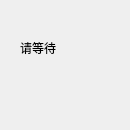
Above: ControlPanel/mainwindow.ui from sTeeLM/MagaUDisk before the change. Below: the same form after it.
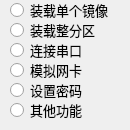
That is the form after the change. Custom widgets are drawn as their Qt base class.

```diff
--- a/ControlPanel/mainwindow.ui
+++ b/ControlPanel/mainwindow.ui
@@ -25,14 +25,14 @@
   <widget class="QWidget" name="centalwidget">
    <widget class="QWidget" name="widgetMain" native="true">
     <property name="enabled">
-     <bool>false</bool>
+     <bool>true</bool>
     </property>
     <property name="geometry">
      <rect>
       <x>0</x>
       <y>0</y>
-      <width>0</width>
-      <height>0</height>
+      <width>130</width>
+      <height>130</height>
      </rect>
     </property>
     <widget class="QRadioButton" name="radioButtonSelectImage">
@@ -286,8 +286,8 @@
      <rect>
       <x>0</x>
       <y>0</y>
-      <width>130</width>
-      <height>130</height>
+      <width>0</width>
+      <height>0</height>
      </rect>
     </property>
     <widget class="QLabel" name="labelWaitInfo">
@@ -312,6 +312,11 @@
    <extends>QWidget</extends>
    <header>qcustomlineedit.h</header>
   </customwidget>
+  <customwidget>
+   <class>QCustomRadioGroup</class>
+   <extends>QWidget</extends>
+   <header>qcustomradiogroup.h</header>
+  </customwidget>
  </customwidgets>
  <resources/>
  <connections/>
```
Left out of the diff: 32 changed lines with no effect on the pictures.
